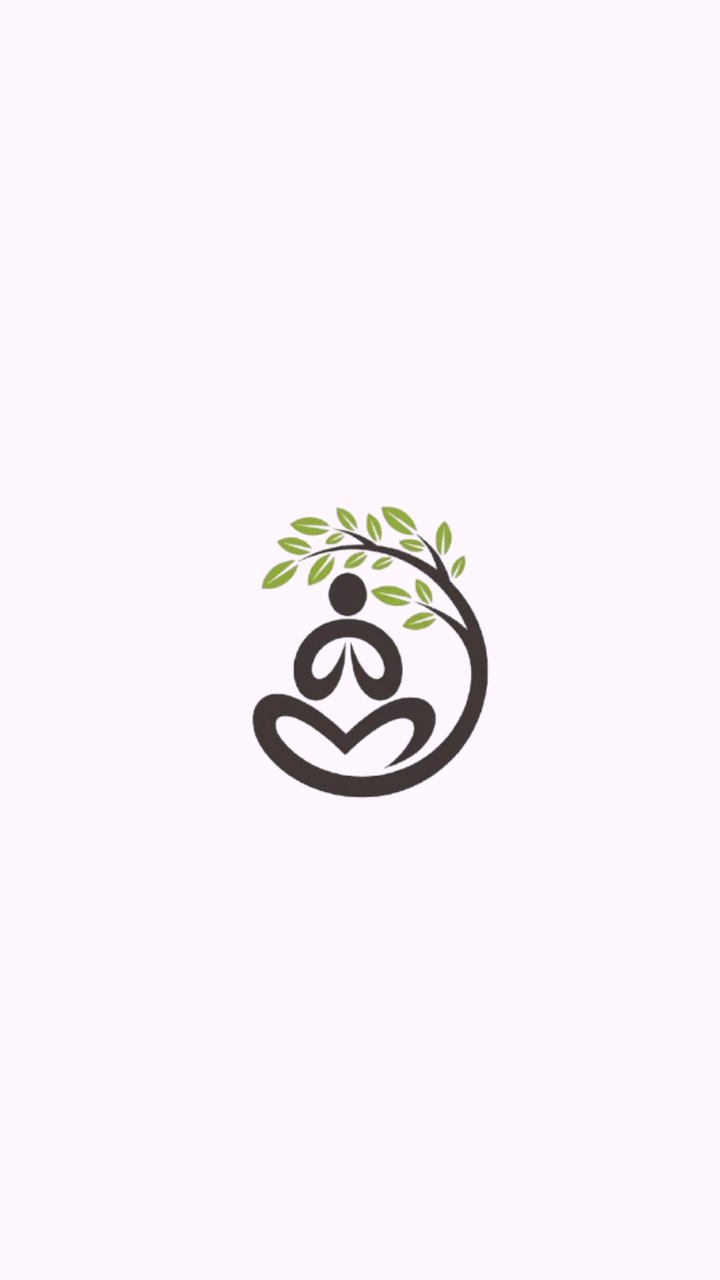
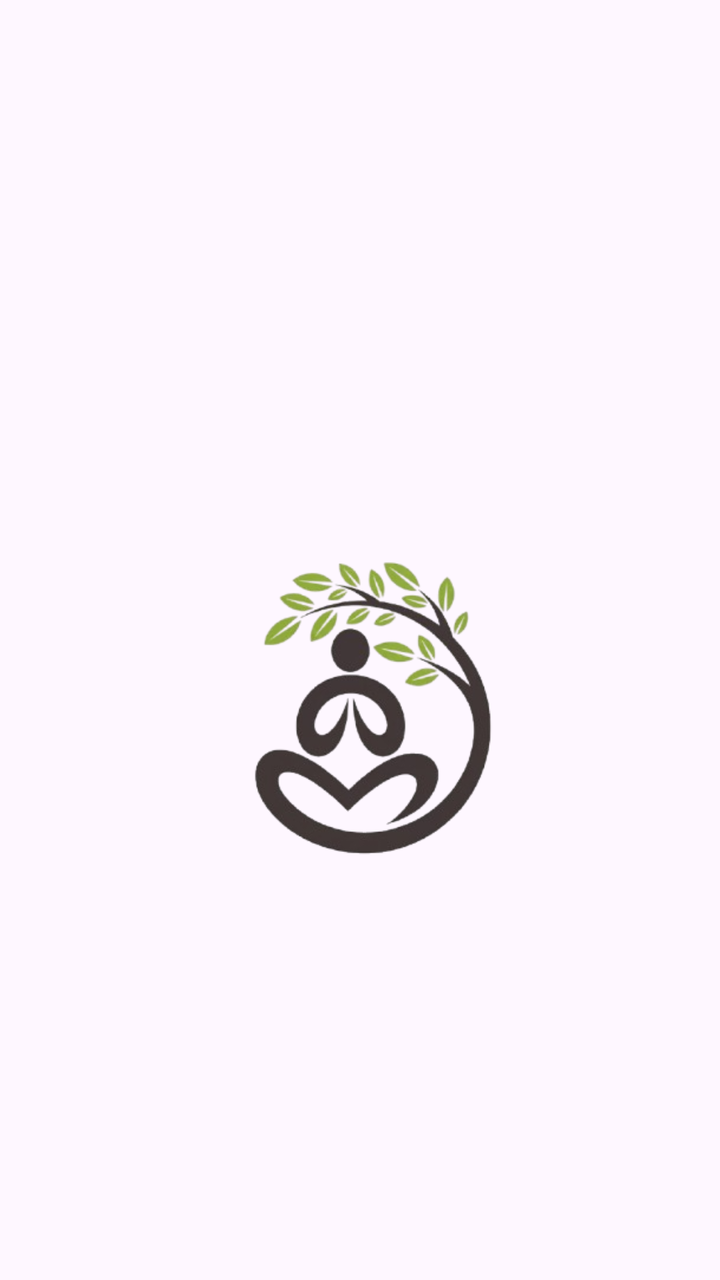

Two renders of the same Android screen: before a commit and after it. Below are the layout's source before the change and the commit's diff.
<!-- AndroidManifest.xml: application theme Theme.Cinta_3TIC -->
<!-- res/layout/activity_splash_screen.xml -->
<?xml version="1.0" encoding="utf-8"?>
<androidx.constraintlayout.widget.ConstraintLayout xmlns:android="http://schemas.android.com/apk/res/android"
    xmlns:app="http://schemas.android.com/apk/res-auto"
    xmlns:tools="http://schemas.android.com/tools"
    android:id="@+id/main"
    android:layout_width="match_parent"
    android:layout_height="match_parent"
    tools:context=".SplashScreenActivity">

    <ImageView
        android:id="@+id/imageView2"
        android:layout_width="368dp"
        android:layout_height="284dp"
        android:layout_marginTop="180dp"
        app:layout_constraintEnd_toEndOf="parent"
        app:layout_constraintStart_toStartOf="parent"
        app:layout_constraintTop_toTopOf="parent"
        app:srcCompat="@drawable/cinta_logo" />

</androidx.constraintlayout.widget.ConstraintLayout>
<!-- resources referenced by this layout -->
<resources>
  <!-- drawable cinta_logo: png bitmap (drawable, 74551 bytes) -->
  <style name="Theme.Cinta_3TIC" parent="Base.Theme.Cinta_3TIC" />
  <style name="Base.Theme.Cinta_3TIC" parent="Theme.Material3.DayNight.NoActionBar">
          
          
      </style>
</resources>

<!-- the commit's change to res/layout/activity_splash_screen.xml (unified diff, before → after) -->
@@ -11,10 +11,22 @@
         android:id="@+id/imageView2"
         android:layout_width="368dp"
         android:layout_height="284dp"
-        android:layout_marginTop="180dp"
+        android:layout_marginTop="208dp"
         app:layout_constraintEnd_toEndOf="parent"
+        app:layout_constraintHorizontal_bias="0.372"
         app:layout_constraintStart_toStartOf="parent"
         app:layout_constraintTop_toTopOf="parent"
         app:srcCompat="@drawable/cinta_logo" />
 
+    <ProgressBar
+        android:id="@+id/progressBar"
+        style="?android:attr/progressBarStyle"
+        android:layout_width="wrap_content"
+        android:layout_height="wrap_content"
+        android:layout_marginTop="88dp"
+        app:layout_constraintEnd_toEndOf="parent"
+        app:layout_constraintHorizontal_bias="0.498"
+        app:layout_constraintStart_toStartOf="parent"
+        app:layout_constraintTop_toBottomOf="@+id/imageView2" />
+
 </androidx.constraintlayout.widget.ConstraintLayout>
